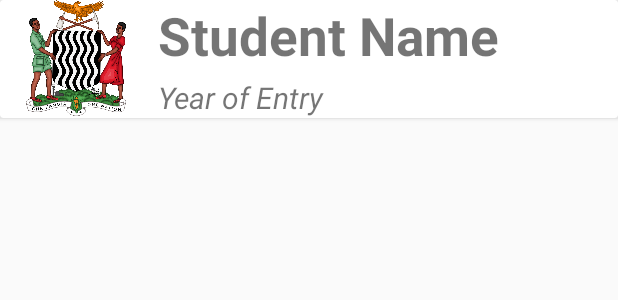
After one commit to mudimbamoonde/StudentEntry, an Android app: the layout rows.xml on its own in the app's theme, with its tools: preview values and no code run, on a phone screen of 412 x 824 dp. The commit adds this screen. Shown: the top 300 px of the screen. Run offline under Robolectric (Android 15) with nearby library versions, the phone set to English and light mode, and no system bars.

Commit message:
Recycler View

```diff
--- a/app/src/main/java/com/maamba/studententry/recyclerview/MyHolder.java
+++ b/app/src/main/java/com/maamba/studententry/recyclerview/MyHolder.java
@@ -6,6 +6,7 @@ import androidx.annotation.NonNull;
 import androidx.recyclerview.widget.RecyclerView;
 
 public class MyHolder extends RecyclerView.ViewHolder {
+
     public MyHolder(@NonNull View itemView) {
         super(itemView);
     }
--- a/app/src/main/java/com/maamba/studententry/recyclerview/myAdapter.java
+++ b/app/src/main/java/com/maamba/studententry/recyclerview/myAdapter.java
@@ -1,12 +1,18 @@
 package com.maamba.studententry.recyclerview;
 
+import android.content.Context;
 import android.view.ViewGroup;
 
 import androidx.annotation.NonNull;
 import androidx.recyclerview.widget.RecyclerView;
 
+import com.maamba.studententry.StudentModel;
+
+import java.util.ArrayList;
+
 public class myAdapter extends RecyclerView.Adapter<MyHolder> {
-
+    Context context;
+    ArrayList<StudentModel> model;
     @NonNull
     @Override
     public MyHolder onCreateViewHolder(@NonNull ViewGroup parent, int viewType) {
--- /dev/null
+++ b/app/src/main/res/layout/rows.xml
@@ -0,0 +1,46 @@
+<?xml version="1.0" encoding="utf-8"?>
+<androidx.cardview.widget.CardView
+    xmlns:android="http://schemas.android.com/apk/res/android"
+    xmlns:app="http://schemas.android.com/apk/res-auto"
+    xmlns:tools="http://schemas.android.com/tools"
+    android:layout_width="match_parent"
+    android:layout_height="wrap_content">
+      <androidx.constraintlayout.widget.ConstraintLayout
+          android:layout_width="match_parent"
+          android:layout_height="wrap_content">
+
+          <ImageView
+              android:id="@+id/image"
+              android:layout_width="101dp"
+              android:layout_height="77dp"
+              android:src="@drawable/coat"
+              tools:ignore="MissingConstraints" />
+
+          <TextView
+              android:id="@+id/studentName"
+              android:layout_width="wrap_content"
+              android:layout_height="wrap_content"
+              android:layout_marginStart="4dp"
+              android:layout_marginLeft="4dp"
+              android:text="Student Name"
+              android:textSize="35sp"
+              android:textStyle="bold"
+              app:layout_constraintStart_toEndOf="@+id/image"
+              tools:ignore="MissingConstraints"
+              tools:layout_editor_absoluteY="0dp" />
+
+          <TextView
+              android:layout_width="wrap_content"
+              android:layout_height="wrap_content"
+              android:layout_marginStart="4dp"
+              android:layout_marginLeft="4dp"
+              android:layout_marginTop="4dp"
+              android:text="Year of Entry"
+              android:textSize="20sp"
+              android:textStyle="italic"
+              app:layout_constraintStart_toEndOf="@+id/image"
+              app:layout_constraintTop_toBottomOf="@+id/studentName" />
+      </androidx.constraintlayout.widget.ConstraintLayout>
+
+
+</androidx.cardview.widget.CardView>
```
Also changed, not shown: app/src/main/res/drawable-v24/coat.png (added), app/src/main/res/drawable/coat.png (added).
